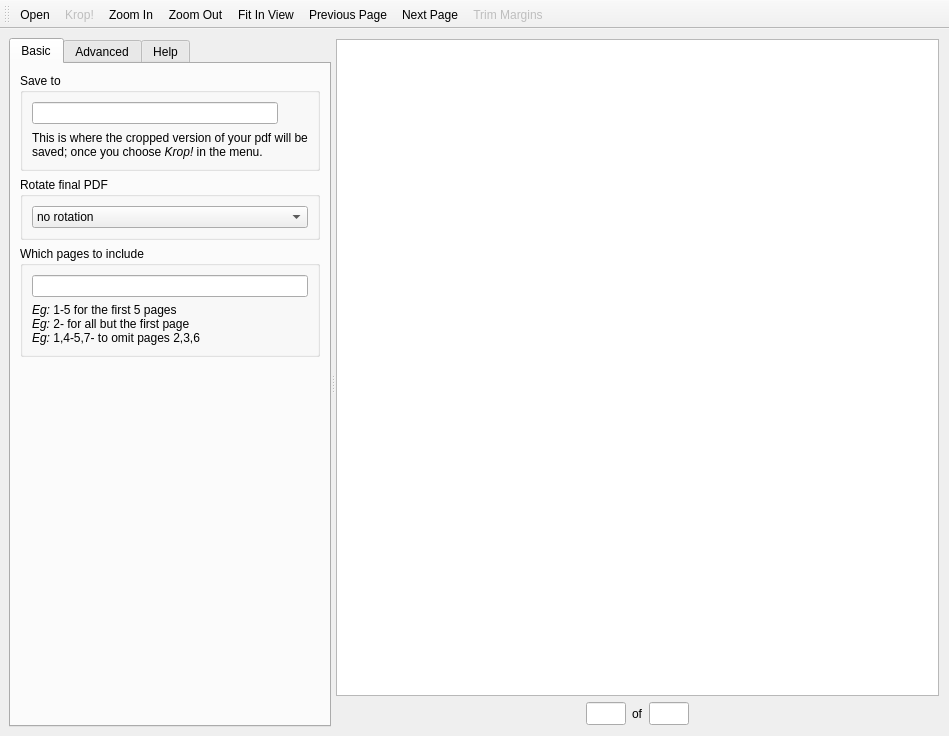
Above: krop/mainwindow.ui from arminstraub/krop before the change. Below: the same form after it.
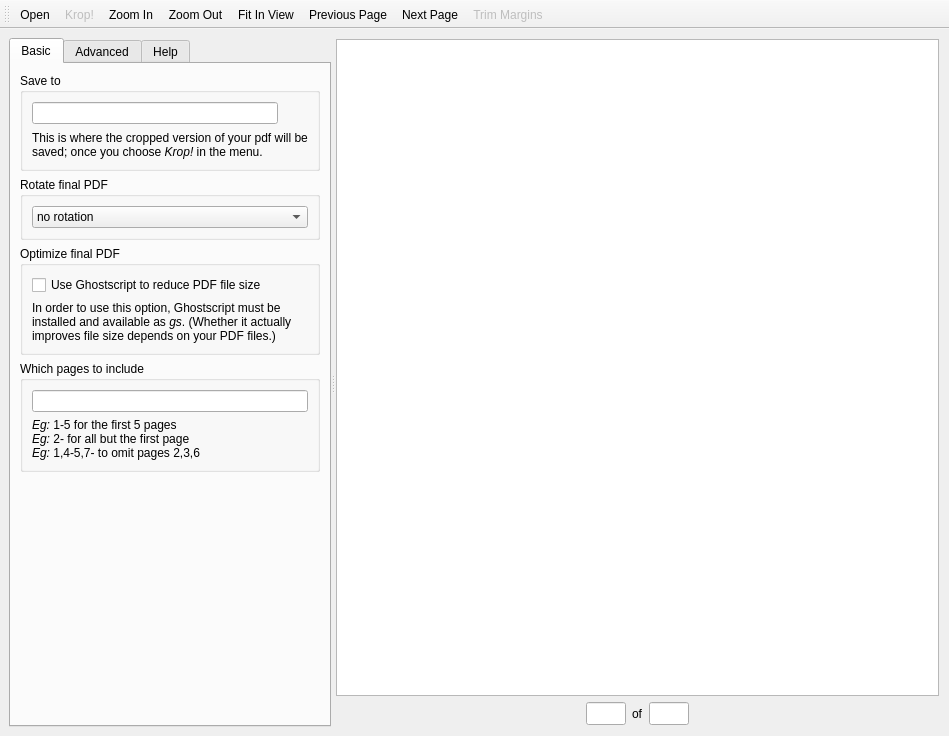
That is the form after the change.

Commit message: Use Ghostscript to optionally optimize the final PDF

```diff
--- a/krop/mainwindow.ui
+++ b/krop/mainwindow.ui
@@ -37,7 +37,7 @@
         <attribute name="title">
          <string>Basic</string>
         </attribute>
-        <layout class="QVBoxLayout" name="verticalLayout_9">
+        <layout class="QVBoxLayout" name="verticalLayout_4">
          <item>
           <widget class="QGroupBox" name="groupBox">
            <property name="title">
@@ -110,6 +110,39 @@
            </layout>
           </widget>
          </item>
+         <item>
+          <widget class="QGroupBox" name="groupOptimization">
+           <property name="title">
+            <string>Optimize final PDF</string>
+           </property>
+           <property name="flat">
+            <bool>false</bool>
+           </property>
+           <layout class="QVBoxLayout" name="verticalLayout_9">
+            <item>
+             <widget class="QCheckBox" name="checkGhostscript">
+              <property name="text">
+               <string>Use Ghostscript to reduce PDF file size</string>
+              </property>
+             </widget>
+            </item>
+            <item>
+             <widget class="QLabel" name="labelGhostscript">
+              <property name="text">
+               <string>&lt;!DOCTYPE HTML PUBLIC &quot;-//W3C//DTD HTML 4.0//EN&quot; &quot;http://www.w3.org/TR/REC-html40/strict.dtd&quot;&gt;
+&lt;html&gt;&lt;head&gt;&lt;meta name=&quot;qrichtext&quot; content=&quot;1&quot; /&gt;&lt;style type=&quot;text/css&quot;&gt;
+p, li { white-space: pre-wrap; }
+&lt;/style&gt;&lt;/head&gt;&lt;body style=&quot; font-family:'Noto Sans'; font-size:10pt; font-weight:400; font-style:normal;&quot;&gt;
+&lt;p style=&quot; margin-top:0px; margin-bottom:0px; margin-left:0px; margin-right:0px; -qt-block-indent:0; text-indent:0px;&quot;&gt;&lt;span style=&quot; font-family:'Ubuntu'; font-size:9pt;&quot;&gt;In order to use this option, Ghostscript must be installed and available as &lt;/span&gt;&lt;span style=&quot; font-family:'Ubuntu'; font-size:9pt; font-style:italic;&quot;&gt;gs&lt;/span&gt;&lt;span style=&quot; font-family:'Ubuntu'; font-size:9pt;&quot;&gt;. (Whether it actually improves file size depends on your PDF files.)&lt;/span&gt;&lt;/p&gt;&lt;/body&gt;&lt;/html&gt;</string>
+              </property>
+              <property name="wordWrap">
+               <bool>true</bool>
+              </property>
+             </widget>
+            </item>
+           </layout>
+          </widget>
+         </item>
          <item>
           <widget class="QGroupBox" name="groupWhichPages">
            <property name="title">
```
The commit also changes 4 other files.
